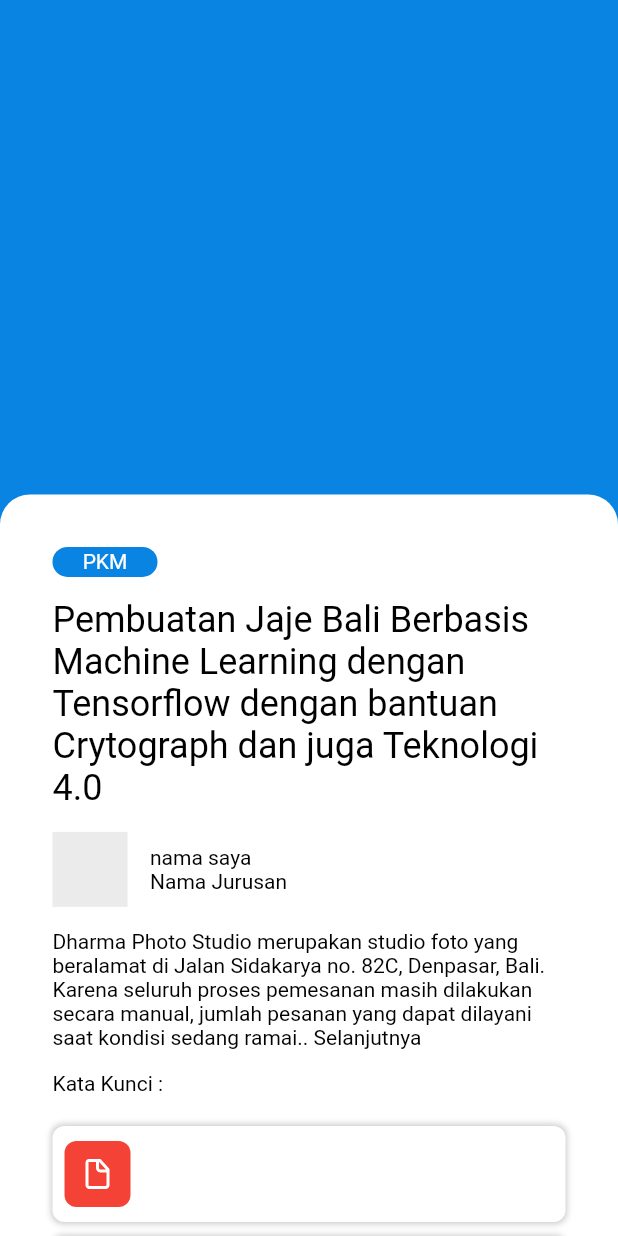
After one commit to suryajayantara/warebook-mobile, a Flutter app: the screen it shows after launch, on a phone screen of 412 x 824 dp. The commit adds this screen. Run offline on Flutter 3.47's test engine with Material 2 defaults, Android fonts, the phone set to English and light mode, and no system bars; our stand-ins replace dotted_border, file_picker, flutter_svg, get, get_storage.

Commit message:
:tada: detail repo is done

```diff
--- a/lib/main.dart
+++ b/lib/main.dart
@@ -2,6 +2,7 @@ import 'package:flutter/material.dart';
 import 'package:get/get.dart';
 import 'package:get_storage/get_storage.dart';
 import 'package:warebook_mobile/views/dashboard.dart';
+import 'package:warebook_mobile/views/detail_repository_view.dart';
 import 'package:warebook_mobile/views/onboarding.dart';
 import 'package:warebook_mobile/views/pages/auth/login.dart';
 import 'package:warebook_mobile/views/pages/internalResearch/create_repo_internal_research.dart';
@@ -26,10 +27,10 @@ class MyApp extends StatelessWidget {
       // home: (dataStorage.read('token') == null)
       //     ? OnboardingView()
       //     : DashboardPage(),
-      home: StudentResearchCreateView(),
+      home: DetailRepositoryPage(),
       debugShowCheckedModeBanner: false,
       theme: ThemeData(
-        brightness: Brightness.light,
+        brightness: Brightness.dark,
         splashColor: Colors.transparent,
         highlightColor: Colors.transparent,
         hoverColor: Colors.transparent,
--- /dev/null
+++ b/lib/views/components/detail_scroll.dart
@@ -0,0 +1,100 @@
+import 'package:flutter/material.dart';
+import 'package:get/get.dart';
+import 'package:warebook_mobile/themes/colors.dart';
+
+import 'Card/organism/document_card.dart';
+
+class DetailScroll extends StatelessWidget {
+  const DetailScroll({Key? key}) : super(key: key);
+
+  @override
+  Widget build(BuildContext context) {
+    double height = MediaQuery.of(context).size.height;
+    return Container(
+      width: Get.width,
+      margin: EdgeInsets.only(top: height * 0.4),
+      padding: EdgeInsets.all(35),
+      decoration: BoxDecoration(
+        color: ColorsTheme.white,
+        borderRadius: BorderRadius.only(
+          topLeft: Radius.circular(20),
+          topRight: Radius.circular(20),
+        ),
+      ),
+      child: Column(
+        mainAxisAlignment: MainAxisAlignment.start,
+        crossAxisAlignment: CrossAxisAlignment.start,
+        children: [
+          Container(
+            height: 20,
+            width: 70,
+            decoration: BoxDecoration(
+                color: ColorsTheme.lightBlue,
+                borderRadius: BorderRadius.all(Radius.circular(20))),
+            child: Center(child: Text("PKM")),
+          ),
+          SizedBox(
+            height: 15,
+          ),
+          Text(
+              "Pembuatan Jaje Bali Berbasis Machine Learning dengan Tensorflow dengan bantuan Crytograph dan juga Teknologi 4.0",
+              style: TextStyle(fontSize: 24, color: Colors.black)),
+          SizedBox(
+            height: 15,
+          ),
+          Container(
+            child: Row(
+              children: [
+                Container(
+                  height: 50,
+                  width: 50,
+                  color: ColorsTheme.grey,
+                ),
+                SizedBox(
+                  width: 15,
+                ),
+                Column(
+                  crossAxisAlignment: CrossAxisAlignment.start,
+                  children: [
+                    Text("nama saya",
+                        style: TextStyle(fontSize: 14, color: Colors.black)),
+                    Text("Nama Jurusan",
+                        style: TextStyle(fontSize: 14, color: Colors.black))
+                  ],
+                ),
+              ],
+            ),
+          ),
+          SizedBox(
+            height: 15,
+          ),
+          Text(
+            "Dharma Photo Studio merupakan studio foto yang beralamat di Jalan Sidakarya no. 82C, Denpasar, Bali. Karena seluruh proses pemesanan masih dilakukan secara manual, jumlah pesanan yang dapat dilayani saat kondisi sedang ramai.. Selanjutnya",
+            style: TextStyle(fontSize: 14, color: Colors.black),
+          ),
+          SizedBox(
+            height: 15,
+          ),
+          Text(
+            "Kata Kunci :",
+            style: TextStyle(color: Colors.black),
+          ),
+          SizedBox(
+            height: 15,
+          ),
+          Container(
+            child: Column(
+              children: [
+                DocumentCard(onTap: () {}),
+                DocumentCard(onTap: () {}),
+                DocumentCard(onTap: () {}),
+                DocumentCard(onTap: () {}),
+                DocumentCard(onTap: () {})
+              ],
+            ),
+          )
+        ],
+      ),
+    );
+  }
+}
--- /dev/null
+++ b/lib/views/detail_repository_view.dart
@@ -0,0 +1,30 @@
+import 'package:flutter/material.dart';
+import 'package:get/get.dart';
+import 'package:warebook_mobile/themes/colors.dart';
+import 'package:warebook_mobile/views/components/Card/organism/document_card.dart';
+import 'package:warebook_mobile/views/components/detail_scroll.dart';
+
+class DetailRepositoryPage extends StatelessWidget {
+  const DetailRepositoryPage({Key? key}) : super(key: key);
+
+  @override
+  Widget build(BuildContext context) {
+    double height = MediaQuery.of(context).size.height;
+
+    return Scaffold(
+      body: ListView(
+        children: [
+          Stack(
+            children: [
+              Container(
+                height: height * 0.44,
+                decoration: BoxDecoration(color: ColorsTheme.lightBlue),
+              ),
+              DetailScroll(),
+            ],
+          ),
+        ],
+      ),
+    );
+  }
+}
```
